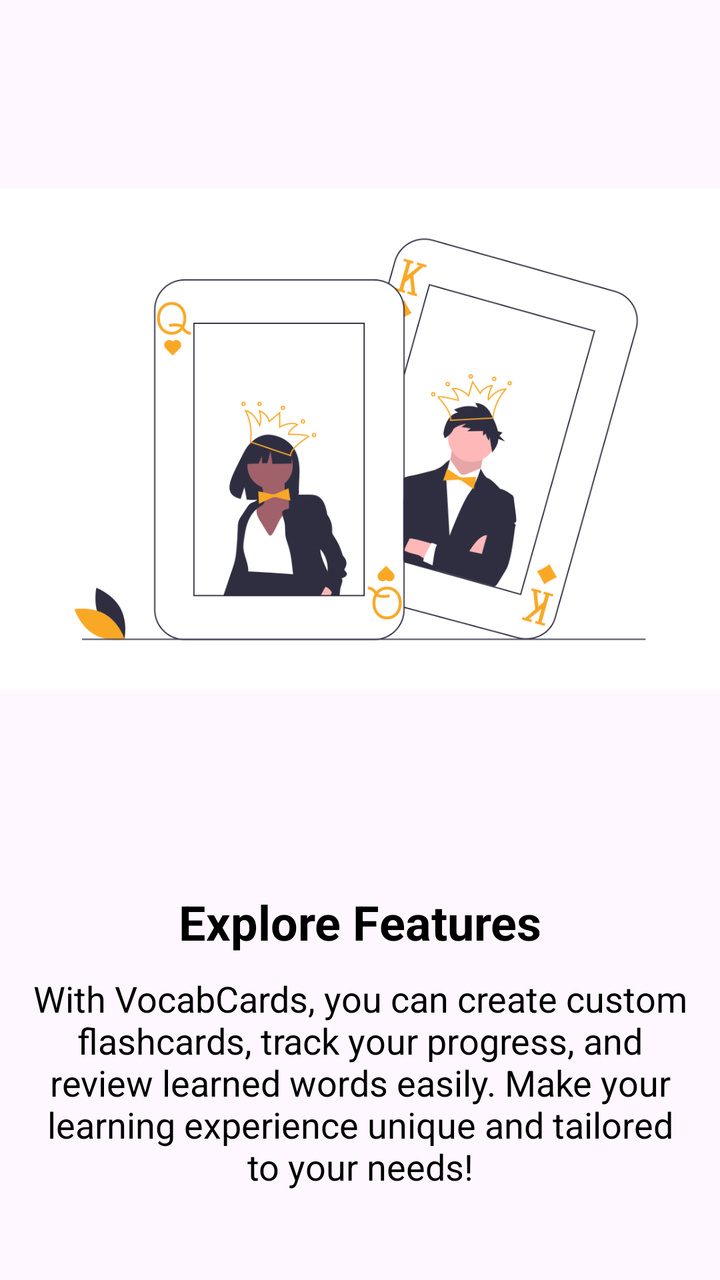
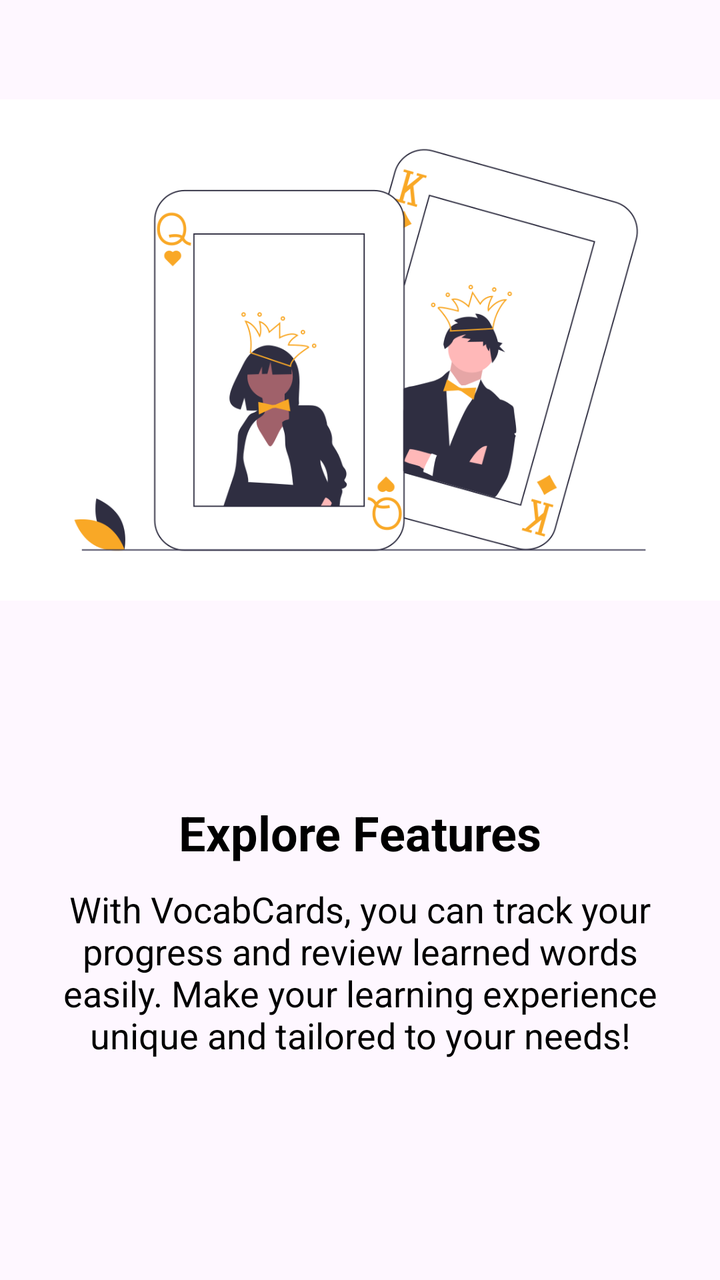

Two renders of the same Android screen: before a commit and after it. Below are the layout's source before the change and the commit's diff.
<!-- AndroidManifest.xml: application theme Theme.VocabCards -->
<!-- res/layout/fragment_onboarding2.xml -->
<?xml version="1.0" encoding="utf-8"?>
<LinearLayout
    xmlns:android="http://schemas.android.com/apk/res/android"
    android:layout_width="match_parent"
    android:layout_height="match_parent"
    android:orientation="vertical"
    android:gravity="center">

    <ImageView
        android:layout_width="wrap_content"
        android:layout_height="350dp"
        android:src="@drawable/onboardingimage2"
        android:layout_marginBottom="50dp"/>
    <TextView
        android:layout_width="wrap_content"
        android:layout_height="wrap_content"
        android:text="@string/explore_features"
        android:textSize="24sp"
        android:textStyle="bold"
        android:paddingBottom="10dp"
        android:textColor="@android:color/black"
        />

    <TextView
        android:layout_width="wrap_content"
        android:layout_height="wrap_content"
        android:text="@string/with_vocabcards_you_can_create_custom_flashcards_track_your_progress_and_review_learned_words_easily_make_your_learning_experience_unique_and_tailored_to_your_needs"
        android:textSize="18sp"
        android:gravity="center"
        android:textColor="@android:color/black"
        android:layout_marginStart="16dp"
        android:layout_marginEnd="16dp"    />

</LinearLayout>
<!-- resources referenced by this layout -->
<resources>
  <!-- drawable onboardingimage2: png bitmap (drawable, 67448 bytes) -->
  <string name="explore_features">Explore Features</string>
  <string name="with_vocabcards_you_can_create_custom_flashcards_track_your_progress_and_review_learned_words_easily_make_your_learning_experience_unique_and_tailored_to_your_needs">With VocabCards, you can create custom flashcards, track your progress, and review learned words easily. Make your learning experience unique and tailored to your needs!</string>
  <style name="Theme.VocabCards" parent="Base.Theme.VocabCards" />
  <style name="Base.Theme.VocabCards" parent="Theme.Material3.DayNight.NoActionBar">
          
          
      </style>
</resources>

<!-- the commit's change to res/layout/fragment_onboarding2.xml (unified diff, before → after) -->
@@ -1,34 +1,40 @@
 <?xml version="1.0" encoding="utf-8"?>
-<LinearLayout
+<ScrollView
     xmlns:android="http://schemas.android.com/apk/res/android"
     android:layout_width="match_parent"
-    android:layout_height="match_parent"
-    android:orientation="vertical"
-    android:gravity="center">
+    android:layout_height="match_parent">
 
-    <ImageView
-        android:layout_width="wrap_content"
-        android:layout_height="350dp"
-        android:src="@drawable/onboardingimage2"
-        android:layout_marginBottom="50dp"/>
-    <TextView
-        android:layout_width="wrap_content"
+    <LinearLayout
+        android:layout_width="match_parent"
         android:layout_height="wrap_content"
-        android:text="@string/explore_features"
-        android:textSize="24sp"
-        android:textStyle="bold"
-        android:paddingBottom="10dp"
-        android:textColor="@android:color/black"
-        />
+        android:orientation="vertical"
+        android:gravity="center">
 
-    <TextView
-        android:layout_width="wrap_content"
-        android:layout_height="wrap_content"
-        android:text="@string/with_vocabcards_you_can_create_custom_flashcards_track_your_progress_and_review_learned_words_easily_make_your_learning_experience_unique_and_tailored_to_your_needs"
-        android:textSize="18sp"
-        android:gravity="center"
-        android:textColor="@android:color/black"
-        android:layout_marginStart="16dp"
-        android:layout_marginEnd="16dp"    />
+        <ImageView
+            android:layout_width="wrap_content"
+            android:layout_height="350dp"
+            android:src="@drawable/onboardingimage2"
+            android:layout_marginBottom="50dp" />
 
-</LinearLayout>
+        <TextView
+            android:layout_width="wrap_content"
+            android:layout_height="wrap_content"
+            android:text="@string/explore_features"
+            android:textSize="24sp"
+            android:textStyle="bold"
+            android:paddingBottom="10dp"
+            android:textColor="@android:color/black" />
+
+        <TextView
+            android:layout_width="wrap_content"
+            android:layout_height="wrap_content"
+            android:text="@string/with_vocabcards_you_can_track_your_progress_and_review_learned_words_easily_make_your_learning_experience_unique_and_tailored_to_your_needs"
+            android:textSize="18sp"
+            android:gravity="center"
+            android:textColor="@android:color/black"
+            android:layout_marginStart="16dp"
+            android:layout_marginEnd="16dp" />
+
+    </LinearLayout>
+
+</ScrollView>
<!-- resource entries referenced after the edit -->
@@ -2,7 +2,7 @@
 <resources>
   <!-- drawable onboardingimage2: png bitmap (drawable, 67448 bytes) -->
   <string name="explore_features">Explore Features</string>
-  <string name="with_vocabcards_you_can_create_custom_flashcards_track_your_progress_and_review_learned_words_easily_make_your_learning_experience_unique_and_tailored_to_your_needs">With VocabCards, you can create custom flashcards, track your progress, and review learned words easily. Make your learning experience unique and tailored to your needs!</string>
+  <string name="with_vocabcards_you_can_track_your_progress_and_review_learned_words_easily_make_your_learning_experience_unique_and_tailored_to_your_needs">With VocabCards, you can track your progress and review learned words easily. Make your learning experience unique and tailored to your needs!</string>
   <style name="Theme.VocabCards" parent="Base.Theme.VocabCards" />
   <style name="Base.Theme.VocabCards" parent="Theme.Material3.DayNight.NoActionBar">
           
